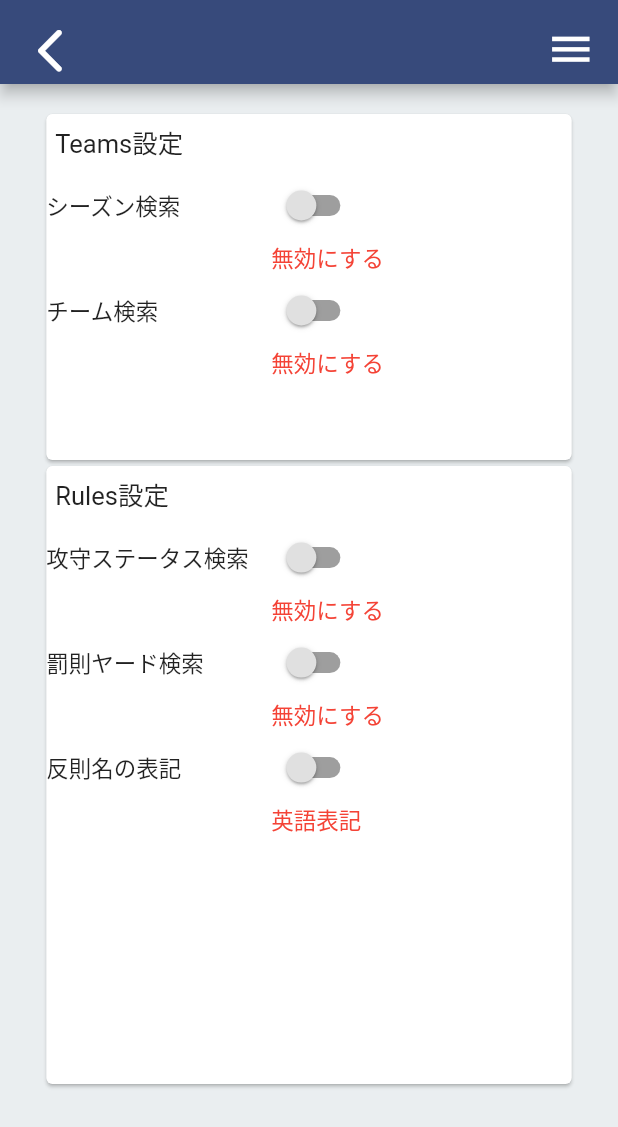
After one commit to toshi1023/nfl-library-app, a Flutter app: the SettingsPage screen opened by its route, on a phone screen of 412 x 824 dp. The commit adds this screen. Shown: the top 1127 px of the screen. Run offline on Flutter 3.47's test engine with Material 2 defaults, Android fonts, the phone set to English and light mode, and no system bars; our stand-ins replace flutter_riverpod; project files that could hold a hidden picture were left out.

Commit message:
implementing setting state

```diff
--- /dev/null
+++ b/lib/common/app_bar/app_both_bar.dart
@@ -0,0 +1,46 @@
+/// AppBarの共通クラス
+
+import 'package:flutter/cupertino.dart';
+import 'package:flutter/material.dart';
+import '../../configs/const.dart';
+
+class AppBothBar extends StatelessWidget with PreferredSizeWidget {
+  @override
+  Size get preferredSize => const Size.fromHeight(kToolbarHeight);
+  const AppBothBar({Key? key}) : super(key: key);
+
+  // This widget is the root of your application.
+  @override
+  Widget build(BuildContext context) {
+    return AppBar(
+      centerTitle: false,
+      automaticallyImplyLeading: false,  // 戻るボタンが自動で付くのを防ぐ
+      leading: Padding(
+          padding: const EdgeInsets.all(8.0),
+          child: IconButton(
+            icon: const Icon(
+                Icons.arrow_back_ios_new_rounded,
+                size: 35
+            ),
+            onPressed: () => Navigator.pop(context),
+          )
+      ),
+      actions: [
+        Padding(
+            padding: const EdgeInsets.all(8.0),
+            child: IconButton(
+              icon: const Icon(
+                Icons.menu,
+                color: Colors.white,
+                size: 33,
+              ),
+              onPressed: () {
+                Navigator.of(context).pushNamed("/logged_in_menu");
+              },
+            )
+        ),
+      ],
+      backgroundColor: AppColor.mainColor,
+    );
+  }
+}
--- a/lib/components/menus/logged_in_menu_page.dart
+++ b/lib/components/menus/logged_in_menu_page.dart
@@ -42,6 +42,7 @@ class LoggedInMenuPage extends StatelessWidget {
         backgroundColor: AppColor.backColor,
         body: SingleChildScrollView(
           child: Column(
+            mainAxisAlignment: MainAxisAlignment.spaceAround,
             children: <Widget> [
               Center(
                 child: Card(
@@ -56,7 +57,10 @@ class LoggedInMenuPage extends StatelessWidget {
                               alignment: Alignment.topLeft,
                               child: Container(
                                 margin: const EdgeInsets.all(AppNum.subtitle),
-                                child: const Text('お気に入りチーム')
+                                child: const Text(
+                                  'お気に入りチーム',
+                                  style: TextStyle(fontSize: AppNum.cardTitleSize),
+                                )
                               ),
                             ),
                         ),
@@ -93,7 +97,10 @@ class LoggedInMenuPage extends StatelessWidget {
                               alignment: Alignment.topLeft,
                               child: Container(
                                   margin: const EdgeInsets.all(AppNum.subtitle),
-                                  child: const Text('メニュー')
+                                  child: const Text(
+                                    'メニュー',
+                                    style: TextStyle(fontSize: AppNum.cardTitleSize),
+                                  )
                               ),
                             ),
 
@@ -112,7 +119,8 @@ class LoggedInMenuPage extends StatelessWidget {
                                           // アカウント編集がクリックされた時
                                           // if(key == AppTitleWord.menuTitleAccountEdit)
                                           // 設定がクリックされた時
-                                          // if(key == AppTitleWord.menuTitleSetting)
+                                          if(key == AppTitleWord.menuTitleSetting)
+                                            Navigator.of(context).pushNamed("/settings");
                                         },
                                       child: Container(
                                         decoration: const BoxDecoration(
--- a/lib/components/menus/not_logged_in_menu_page.dart
+++ b/lib/components/menus/not_logged_in_menu_page.dart
@@ -63,7 +63,10 @@ class NotLoggedInMenuPage extends StatelessWidget {
                             alignment: Alignment.topLeft,
                             child: Container(
                                 margin: const EdgeInsets.all(AppNum.subtitle),
-                                child: const Text('お気に入りチーム')
+                                child: const Text(
+                                  'お気に入りチーム',
+                                  style: TextStyle(fontSize: AppNum.cardTitleSize),
+                                )
                             ),
                           ),
                         ),
@@ -107,7 +110,10 @@ class NotLoggedInMenuPage extends StatelessWidget {
                               alignment: Alignment.topLeft,
                               child: Container(
                                   margin: const EdgeInsets.all(AppNum.subtitle),
-                                  child: const Text('メニュー')
+                                  child: const Text(
+                                    'メニュー',
+                                    style: TextStyle(fontSize: AppNum.cardTitleSize),
+                                  )
                               ),
                             ),
 
@@ -166,7 +172,10 @@ class NotLoggedInMenuPage extends StatelessWidget {
                             alignment: Alignment.topLeft,
                             child: Container(
                                 margin: const EdgeInsets.all(AppNum.subtitle),
-                                child: const Text('アカウント')
+                                child: const Text(
+                                  'アカウント',
+                                  style: TextStyle(fontSize: AppNum.cardTitleSize),
+                                )
                             ),
                           ),
                         ),
--- /dev/null
+++ b/lib/components/settings/settings_page.dart
@@ -0,0 +1,239 @@
+/// 設定のメニュー画面
+
+import 'package:flutter/cupertino.dart';
+import 'package:flutter/material.dart';
+import 'package:nfl_library/common/app_bar/app_both_bar.dart';
+import '../../configs/const.dart';
+
+class SettingsPage extends StatelessWidget {
+  @override
+  const SettingsPage({Key? key}) : super(key: key);
+
+  @override
+  Widget build(BuildContext context) {
+    final double cardFavoriteHeight;
+    final double cardMenuHeight;
+
+    // iPhone8の画面サイズ
+    if(MediaQuery.of(context).size.height == AppNum.iphoneHeight8) {
+      // お気に入りチームのcardのheightを定義
+      cardFavoriteHeight = MediaQuery.of(context).size.height * 0.4;
+      // メニューのcardのheightを定義
+      cardMenuHeight = MediaQuery.of(context).size.height * 0.5;
+    } else {
+      // お気に入りチームのcardのheightを定義
+      cardFavoriteHeight = MediaQuery.of(context).size.height * 0.28;
+      // メニューのcardのheightを定義
+      cardMenuHeight = MediaQuery.of(context).size.height * 0.5;
+    }
+    // cardのwidthを定義
+    final double cardWidth = MediaQuery.of(context).size.width * AppNum.cardWidth;
+    // 年代表記のpadding設定
+    const double yearPadding = 3.0;
+    // メニュー一覧を格納
+    const Map<String, int> menuList = <String, int>{
+      AppTitleWord.menuTitleTop: 0xf013d,
+      AppTitleWord.menuTitleAccountEdit: 0xe498,
+      AppTitleWord.menuTitleSetting: 0xec76
+    };
+
+    return Scaffold(
+        appBar: const AppBothBar(),
+        backgroundColor: AppColor.backColor,
+        body: SingleChildScrollView(
+          child: Column(
+            children: <Widget> [
+              Center(
+                child: Card(
+                  margin: const EdgeInsets.only(top: AppNum.cardMargin),
+                  child: SizedBox(
+                    width: cardWidth,
+                    height: cardFavoriteHeight,
+                    child: Column(
+                      children: <Widget> [
+                        Align(
+                          alignment: Alignment.topLeft,
+                          child: Container(
+                              margin: const EdgeInsets.all(AppNum.subtitle),
+                              child: const Text(
+                                'Teams設定',
+                                style: TextStyle(fontSize: AppNum.cardTitleSize),
+                              )
+                          ),
+                        ),
+                        Container(
+                          alignment: Alignment.center,
+                          child: Column(
+                              children: const <Widget> [
+                                SettingTabs(label: 'シーズン検索', type: 1),
+                                SettingTabs(label: 'チーム検索', type: 2)
+                              ]
+                          ),
+                        )
+                      ],
+                    ),
+                  ),
+                ),
+              ),
+              Center(
+                child: Card(
+                  child: Column(
+                    children: [
+                      SizedBox(
+                        width: cardWidth,
+                        height: cardMenuHeight,
+                        child: Column(
+                          children: [
+                            Align(
+                              alignment: Alignment.topLeft,
+                              child: Container(
+                                  margin: const EdgeInsets.all(AppNum.subtitle),
+                                  child: const Text(
+                                    'Rules設定',
+                                    style: TextStyle(fontSize: AppNum.cardTitleSize),
+                                  )
+                              ),
+                            ),
+                            Container(
+                              alignment: Alignment.center,
+                              child: Column(
+                                  children: const <Widget> [
+                                    SettingTabs(label: '攻守ステータス検索', type: 3),
+                                    SettingTabs(label: '罰則ヤード検索', type: 4),
+                                    SettingTabs(label: '反則名の表記', type: 5),
+                                  ]
+                              ),
+                            )
+                          ],
+                        ),
+                      ),
+                    ],
+                  ),
+                ),
+              )
+            ],
+          ),
+        )
+    );
+  }
+}
+
+class SettingTabs extends StatefulWidget {
+
+  //　変数定義すると、UIのところから"widget.変数名" で呼ぶことができる。
+  final String label;
+  final int type;
+
+  const SettingTabs({
+    Key? key,
+    required this.label,
+    required this.type,
+  }) : super(key: key);
+
+  // createState()　で"State"（Stateを継承したクラス）を返す
+  @override
+  _SettingTabsState createState() => _SettingTabsState();
+}
+
+class _SettingTabsState extends State<SettingTabs> {
+
+  bool _active = false;
+
+  // switchのステータス管理
+  void _changeSwitch(bool e, int type) {
+    setState(() => _active = e);
+    switch(type) {
+      case 1:
+        // シーズン検索の設定を保存
+        break;
+      case 2:
+        // チーム検索の設定を保存
+        break;
+      case 3:
+        // 攻守ステータス検索の設定を保存
+        break;
+      case 4:
+        // 罰則ヤード検索の設定を保存
+        break;
+      case 5:
+        // 反則名の表記設定を保存
+        break;
+    }
+  }
+
+  // switchの言語表記以外のステータスを返す
+  Widget SettingStatus (bool active) {
+    if(active) {
+      return const Text(
+        '有効にする',
+        style: TextStyle(
+            color: Colors.cyan,
+            fontSize: AppNum.settingMainFontSize
+        ),
+      );
+    }
+    return const Text(
+      '無効にする',
+      style: TextStyle(
+          color: Colors.red,
+          fontSize: AppNum.settingMainFontSize
+      ),
+    );
+  }
+
+  // switchの言語表記設定のステータスを返す
+  Widget SettingLanguageStatus (bool active) {
+    if(active) {
+      return const Text(
+        '日本語表記',
+        style: TextStyle(
+            color: Colors.cyan,
+            fontSize: AppNum.settingMainFontSize
+        ),
+      );
+    }
+    return const Text(
+      '英語表記',
+      style: TextStyle(
+          color: Colors.red,
+          fontSize: AppNum.settingMainFontSize
+      ),
+    );
+  }
+
+  Widget build(BuildContext context) {
+    return Column(
+      children: [
+        Row(
+          children: <Widget>[
+            SizedBox(
+              width: AppNum.settingLabelWidth,
+              child: Text(
+                widget.label,
+                style: const TextStyle(
+                    fontSize: AppNum.settingMainFontSize
+                ),
+              ),
+            ),
+            Switch(
+              value: _active,
+              activeColor: Colors.indigo,
+              activeTrackColor: Colors.blueAccent,
+              inactiveThumbColor: Colors.black12,
+              inactiveTrackColor: Colors.grey,
+              onChanged: (event) => _changeSwitch(event, widget.type),
+            )
+          ],
+        ),
+        Row(
+          children: [
+            const SizedBox(
+              width: AppNum.settingLabelWidth,
+            ),
+            widget.type == 5 ? SettingLanguageStatus(_active) : SettingStatus(_active)
+          ],
+        ),
+      ],
+    );
+  }
+}
--- a/lib/configs/const.dart
+++ b/lib/configs/const.dart
@@ -21,9 +21,14 @@ class AppNum {
   static const double lockIcon = 100.0;
   static const double tabFont = 20.0;
   static const double formLabel = 15.0;
+  static const double cardTitleSize = 17.0;
 
-  // TopSearchのコンポーネント用定数
+  // SearchTopPageのコンポーネント用定数
   static const double searchCard = 40.0;
+
+  // SettingsPageのコンポーネント用定数
+  static const double settingMainFontSize = 15.0;
+  static const double settingLabelWidth = 150.0;
 }
 
 // タイトルを管理
--- a/lib/main.dart
+++ b/lib/main.dart
@@ -5,6 +5,7 @@ import 'package:nfl_library/components/search_top/search_top_page.dart';
 import 'package:nfl_library/components/menus/logged_in_menu_page.dart';
 import 'package:nfl_library/components/menus/not_logged_in_menu_page.dart';
 import 'package:flutter_riverpod/flutter_riverpod.dart';
+import 'package:nfl_library/components/settings/settings_page.dart';
 
 void main() {
   // riverpodのproviderを使用
@@ -26,9 +27,10 @@ class MyApp extends StatelessWidget {
       home: const SearchTopPage(),
       routes: <String, WidgetBuilder> {
         '/home': (BuildContext context) => const SearchTopPage(),
-        '/logged_in_menu': (BuildContext context) => const NotLoggedInMenuPage(),
+        '/logged_in_menu': (BuildContext context) => const LoggedInMenuPage(),
         '/login': (BuildContext context) => const LoginPage(),
         '/account_register': (BuildContext context) => const AccountRegisterPage(),
+        '/settings': (BuildContext context) => const SettingsPage(),
       },
     );
   }
```
